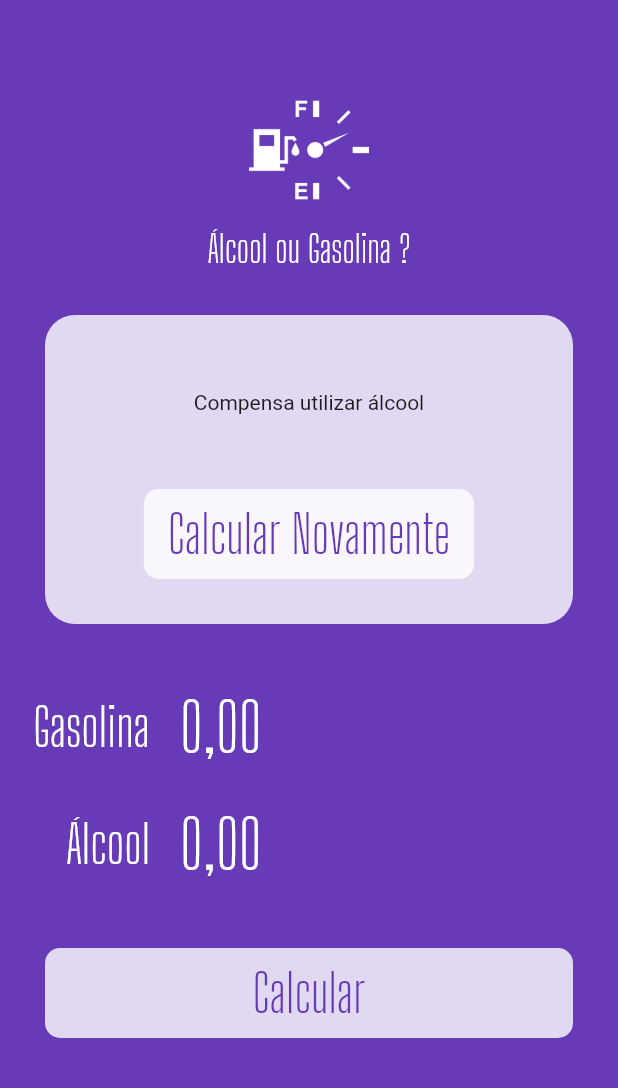
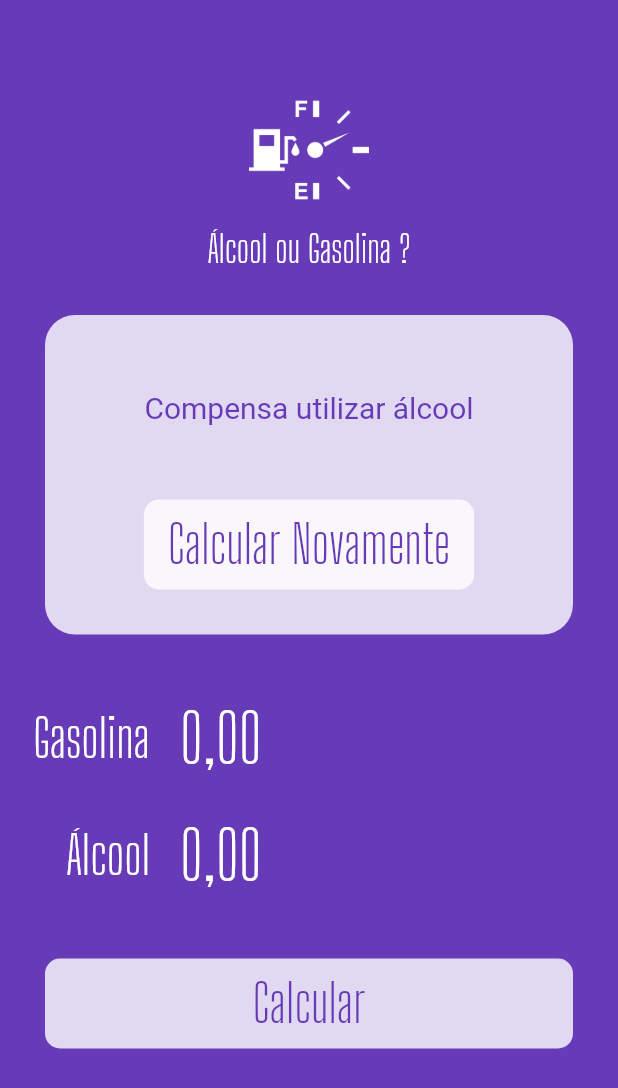
Before and after one commit to andersonfranchetto/alcool_gasolina, a Flutter app: the screen it shows after launch, on a phone screen of 412 x 824 dp. Shown: the top 1088 px of the screen. Run offline on Flutter 3.47's test engine with Material 2 defaults, Android fonts, the phone set to English and light mode, and no system bars; our stand-ins replace flutter_masked_text; Roboto replaces fonts that are missing (Big Shoulders Display).

Commit message:
Criando layout botoes Calcular e Calcular Novamente

```diff
--- a/lib/main.dart
+++ b/lib/main.dart
@@ -1,4 +1,5 @@
 import 'package:alcool_gasolina/widgets/input.widget.dart';
+import 'package:alcool_gasolina/widgets/load-button.widget.dart';
 import 'package:alcool_gasolina/widgets/logo.widget.dart';
 import 'package:flutter/material.dart';
 import 'package:flutter_masked_text/flutter_masked_text.dart';
@@ -44,7 +45,15 @@ class HomePage extends StatelessWidget {
                   SizedBox(
                     height: 50,
                   ),
-                  Text("Compensa utilizar álcool"),
+                  Text(
+                    "Compensa utilizar álcool",
+                    style: TextStyle(
+                      color: Theme.of(context).primaryColor,
+                      fontSize: 20,
+                      fontFamily: "Big Shoulders Display",
+                    ),
+                    textAlign: TextAlign.center,
+                  ),
                   SizedBox(
                     height: 20,
                   ),
@@ -70,22 +79,11 @@ class HomePage extends StatelessWidget {
             ),
             Input(label: "Gasolina", ctrl: _gasCtrl),
             Input(label: "Álcool", ctrl: _alclCtrl),
-            Container(
-              margin: EdgeInsets.all(30),
-              height: 60,
-              decoration: BoxDecoration(
-                  color: Colors.white.withOpacity(0.8),
-                  borderRadius: BorderRadius.circular(10)),
-              child: FlatButton(
-                child: Text(
-                  "Calcular",
-                  style: TextStyle(
-                      color: Theme.of(context).primaryColor,
-                      fontSize: 35,
-                      fontFamily: "Big Shouders Display"),
-                ),
-                onPressed: () {},
-              ),
+            LoadingButton(
+              busy: false,
+              function: () {},
+              text: "Calcular",
+              invert: false,
             ),
           ],
         ));
--- /dev/null
+++ b/lib/widgets/load-button.widget.dart
@@ -0,0 +1,38 @@
+import 'package:flutter/material.dart';
+
+class LoadingButton extends StatelessWidget {
+  var busy = false;
+  var invert = false;
+
+  Function function;
+  var text = "";
+
+  LoadingButton({
+    @required this.busy,
+    @required this.function,
+    @required this.invert,
+    @required this.text,
+  });
+
+  @override
+  Widget build(BuildContext context) {
+    return Container(
+      margin: EdgeInsets.all(30),
+      height: 60,
+      width: double.infinity,
+      decoration: BoxDecoration(
+          color: Colors.white.withOpacity(0.8),
+          borderRadius: BorderRadius.circular(10)),
+      child: FlatButton(
+        child: Text(
+          "Calcular",
+          style: TextStyle(
+              color: Theme.of(context).primaryColor,
+              fontSize: 35,
+              fontFamily: "Big Shouders Display"),
+        ),
+        onPressed: () {},
+      ),
+    );
+  }
+}
```
